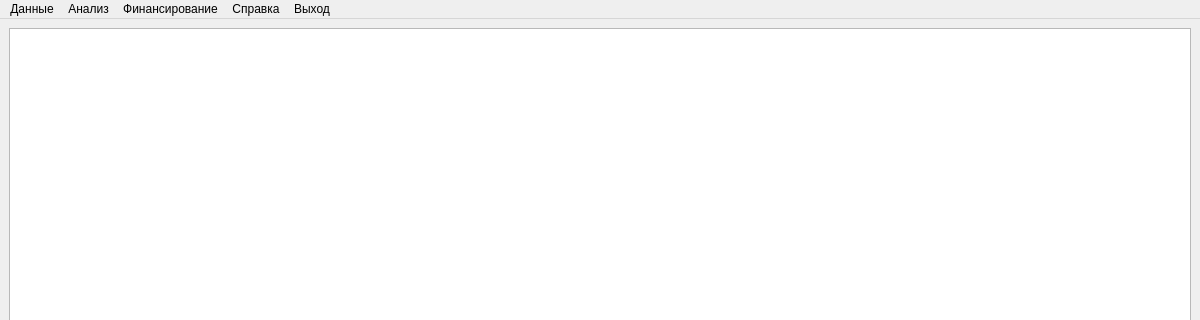
Before: the Qt Designer form KonkViewWindow.ui in BITLIFASON/Support_Of_Competitions_For_Grants, drawn with Qt 5; both pictures show x 0 to 1200 and y 0 to 320 of the 1200 by 795 pixel window.
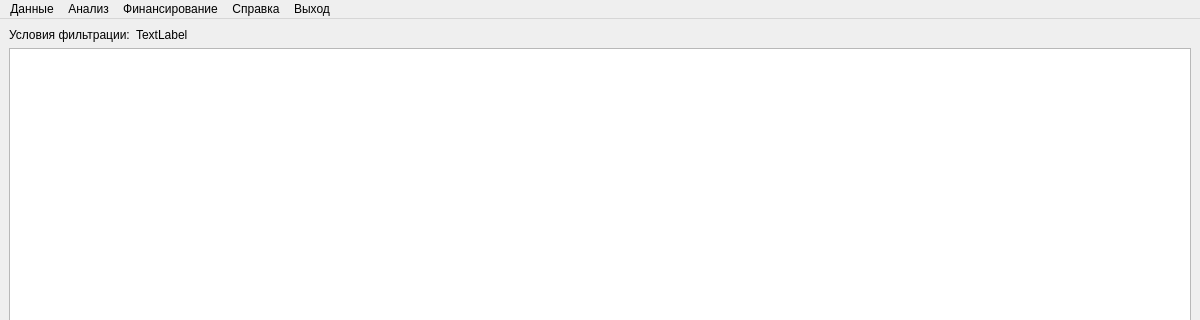
After: the same form once the commit is applied.

Patch:
```diff
--- a/KonkViewWindow.ui
+++ b/KonkViewWindow.ui
@@ -18,7 +18,7 @@
   </property>
   <widget class="QWidget" name="centralwidget">
    <layout class="QGridLayout" name="gridLayout">
-    <item row="0" column="0" colspan="2">
+    <item row="2" column="0" colspan="4">
      <widget class="QTableView" name="tableView">
       <property name="selectionBehavior">
        <enum>QAbstractItemView::SelectItems</enum>
@@ -28,6 +28,26 @@
       </attribute>
      </widget>
     </item>
+    <item row="0" column="0">
+     <widget class="QLabel" name="label">
+      <property name="sizePolicy">
+       <sizepolicy hsizetype="Fixed" vsizetype="Preferred">
+        <horstretch>0</horstretch>
+        <verstretch>0</verstretch>
+       </sizepolicy>
+      </property>
+      <property name="text">
+       <string>Условия фильтрации:</string>
+      </property>
+     </widget>
+    </item>
+    <item row="0" column="1" colspan="2">
+     <widget class="QLabel" name="filterlabel">
+      <property name="text">
+       <string>TextLabel</string>
+      </property>
+     </widget>
+    </item>
    </layout>
   </widget>
   <widget class="QMenuBar" name="menubar">
```
Left out of the diff: 6 changed lines with no effect on the pictures.
